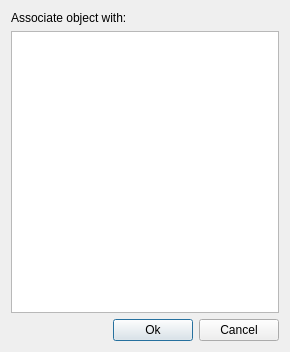
Above: src/corelibs/U2Gui/src/util/ui/CreateObjectRelationDialog.ui from violethaze74/ugene before the change. Below: the same form after it.
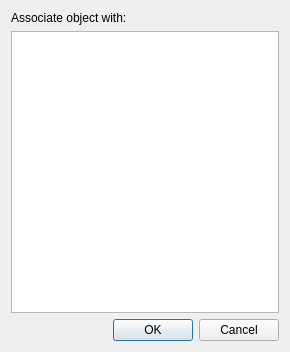
That is the form after the change.

What changed in the file:
```diff
--- a/src/corelibs/U2Gui/src/util/ui/CreateObjectRelationDialog.ui
+++ b/src/corelibs/U2Gui/src/util/ui/CreateObjectRelationDialog.ui
@@ -39,9 +39,9 @@
       </spacer>
      </item>
      <item>
-      <widget class="QPushButton" name="okButotn" >
-       <property name="text" >
-        <string>Ok</string>
+      <widget class="QPushButton" name="okButotn">
+       <property name="text">
+        <string>OK</string>
        </property>
       </widget>
      </item>
```
Left out of the diff: 39 changed lines with no effect on the pictures.
